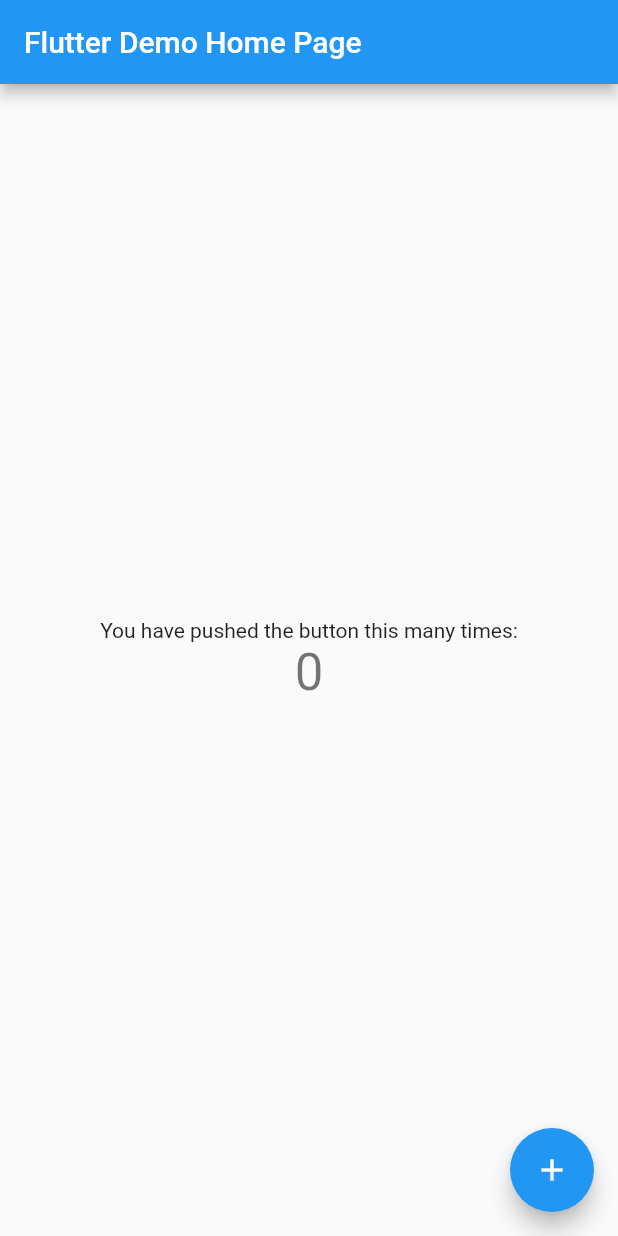
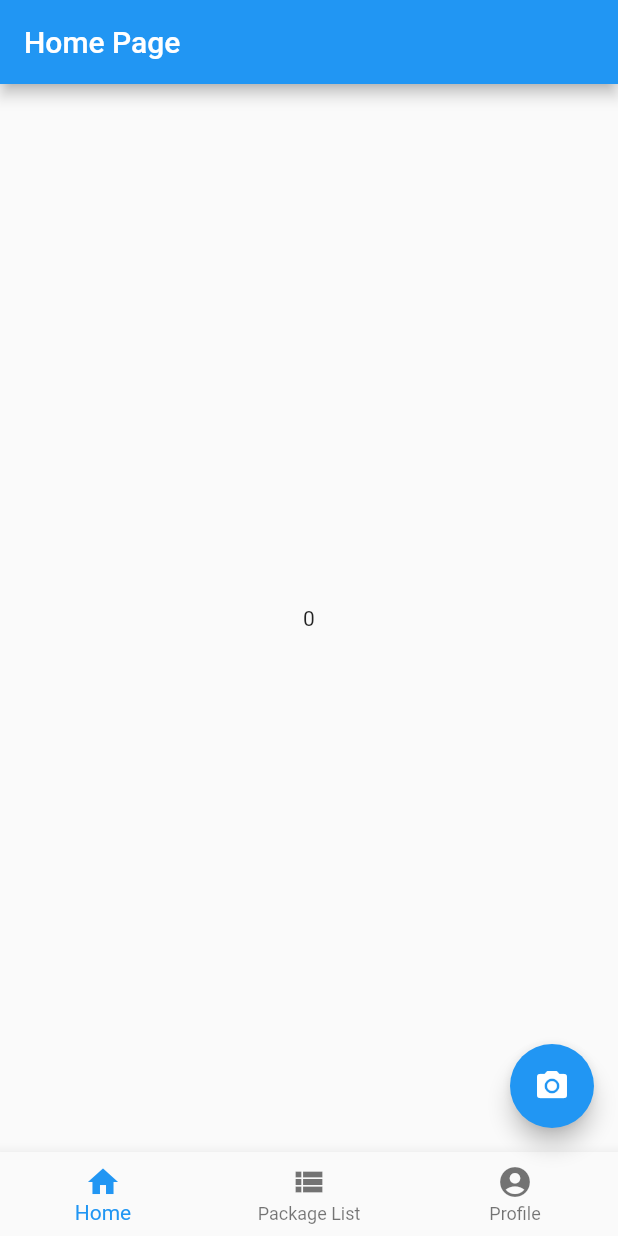
Before and after one commit to tyspt/projekt-studium-driver-app, a Flutter app: the screen it shows after launch, on a phone screen of 412 x 824 dp. Run offline on Flutter 3.47's test engine with Material 2 defaults, Android fonts, the phone set to English and light mode, and no system bars.

Commit message:
Add bottom navigation bar and general code clean up

```diff
--- a/lib/main.dart
+++ b/lib/main.dart
@@ -9,39 +9,18 @@ class MyApp extends StatelessWidget {
   @override
   Widget build(BuildContext context) {
     return MaterialApp(
-      title: 'Flutter Demo',
+      title: 'Continental Logistic Driver App',
       theme: ThemeData(
-        // This is the theme of your application.
-        //
-        // Try running your application with "flutter run". You'll see the
-        // application has a blue toolbar. Then, without quitting the app, try
-        // changing the primarySwatch below to Colors.green and then invoke
-        // "hot reload" (press "r" in the console where you ran "flutter run",
-        // or simply save your changes to "hot reload" in a Flutter IDE).
-        // Notice that the counter didn't reset back to zero; the application
-        // is not restarted.
         primarySwatch: Colors.blue,
-        // This makes the visual density adapt to the platform that you run
-        // the app on. For desktop platforms, the controls will be smaller and
-        // closer together (more dense) than on mobile platforms.
         visualDensity: VisualDensity.adaptivePlatformDensity,
       ),
-      home: MyHomePage(title: 'Flutter Demo Home Page'),
+      home: MyHomePage(title: 'Home Page'),
     );
   }
 }
 
 class MyHomePage extends StatefulWidget {
   MyHomePage({Key key, this.title}) : super(key: key);
-
-  // This widget is the home page of your application. It is stateful, meaning
-  // that it has a State object (defined below) that contains fields that affect
-  // how it looks.
-
-  // This class is the configuration for the state. It holds the values (in this
-  // case the title) provided by the parent (in this case the App widget) and
-  // used by the build method of the State. Fields in a Widget subclass are
-  // always marked "final".
 
   final String title;
 
@@ -50,68 +29,33 @@ class MyHomePage extends StatefulWidget {
 }
 
 class _MyHomePageState extends State<MyHomePage> {
-  int _counter = 0;
-
-  void _incrementCounter() {
-    setState(() {
-      // This call to setState tells the Flutter framework that something has
-      // changed in this State, which causes it to rerun the build method below
-      // so that the display can reflect the updated values. If we changed
-      // _counter without calling setState(), then the build method would not be
-      // called again, and so nothing would appear to happen.
-      _counter++;
-    });
-  }
+  int _selectedIndex = 0;
 
   @override
   Widget build(BuildContext context) {
-    // This method is rerun every time setState is called, for instance as done
-    // by the _incrementCounter method above.
-    //
-    // The Flutter framework has been optimized to make rerunning build methods
-    // fast, so that you can just rebuild anything that needs updating rather
-    // than having to individually change instances of widgets.
     return Scaffold(
       appBar: AppBar(
-        // Here we take the value from the MyHomePage object that was created by
-        // the App.build method, and use it to set our appbar title.
         title: Text(widget.title),
       ),
-      body: Center(
-        // Center is a layout widget. It takes a single child and positions it
-        // in the middle of the parent.
-        child: Column(
-          // Column is also a layout widget. It takes a list of children and
-          // arranges them vertically. By default, it sizes itself to fit its
-          // children horizontally, and tries to be as tall as its parent.
-          //
-          // Invoke "debug painting" (press "p" in the console, choose the
-          // "Toggle Debug Paint" action from the Flutter Inspector in Android
-          // Studio, or the "Toggle Debug Paint" command in Visual Studio Code)
-          // to see the wireframe for each widget.
-          //
-          // Column has various properties to control how it sizes itself and
-          // how it positions its children. Here we use mainAxisAlignment to
-          // center the children vertically; the main axis here is the vertical
-          // axis because Columns are vertical (the cross axis would be
-          // horizontal).
-          mainAxisAlignment: MainAxisAlignment.center,
-          children: <Widget>[
-            Text(
-              'You have pushed the button this many times:',
-            ),
-            Text(
-              '$_counter',
-              style: Theme.of(context).textTheme.headline4,
-            ),
-          ],
-        ),
+      body: Center(child: Text(_selectedIndex.toString())),
+      floatingActionButton: FloatingActionButton(
+        onPressed: null,
+        tooltip: 'Scan Barcode',
+        child: Icon(Icons.camera_alt),
       ),
-      floatingActionButton: FloatingActionButton(
-        onPressed: _incrementCounter,
-        tooltip: 'Increment',
-        child: Icon(Icons.add),
-      ), // This trailing comma makes auto-formatting nicer for build methods.
+      bottomNavigationBar: BottomNavigationBar(
+        items: const <BottomNavigationBarItem>[
+          BottomNavigationBarItem(icon: Icon(Icons.home), title: Text('Home')),
+          BottomNavigationBarItem(
+              icon: Icon(Icons.view_list), title: Text('Package List')),
+          BottomNavigationBarItem(
+              icon: Icon(Icons.account_circle), title: Text('Profile')),
+        ],
+        currentIndex: _selectedIndex,
+        onTap: (index) => setState(() {
+          _selectedIndex = index;
+        }),
+      ),
     );
   }
 }
```
